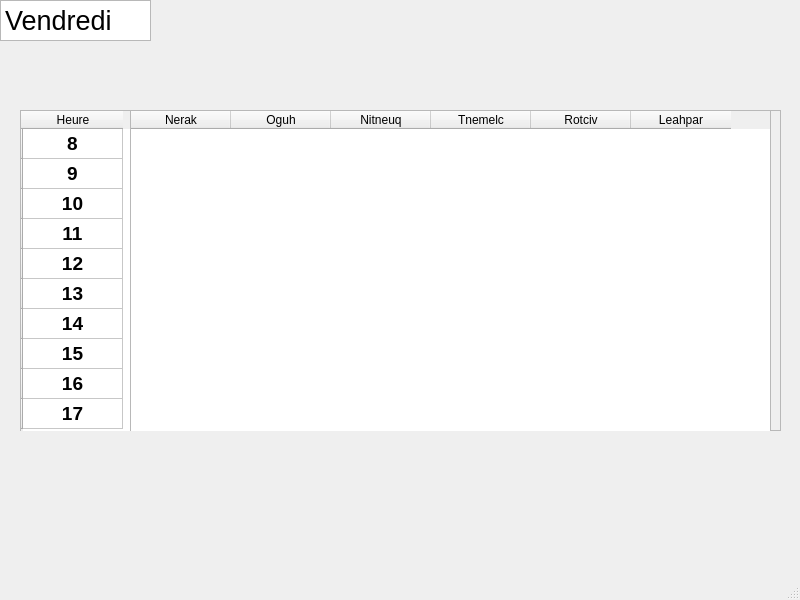
The window that Fenetres/client/agenda-vueQuotidienne.ui (H4413/SOA) describes before a commit, drawn with Qt 5.
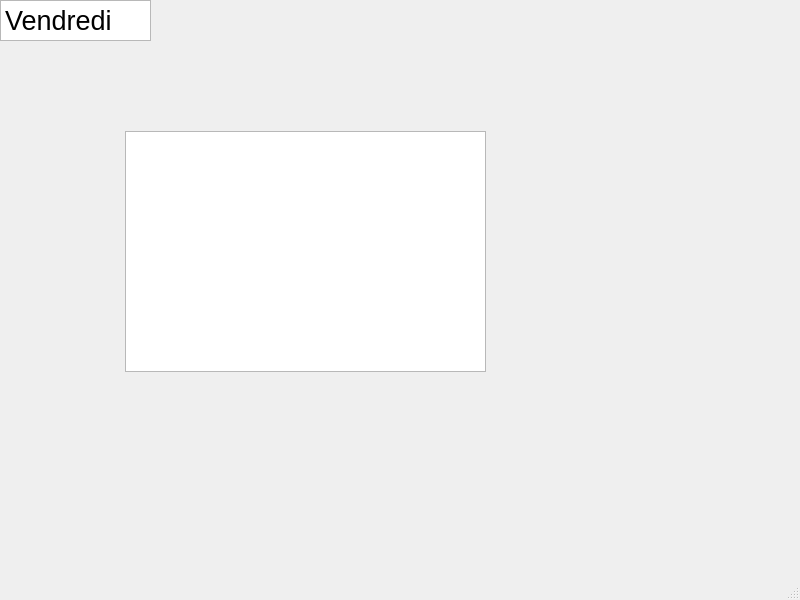
The same window after the commit.

Diff of the .ui file:
```diff
--- a/Fenetres/client/agenda-vueQuotidienne.ui
+++ b/Fenetres/client/agenda-vueQuotidienne.ui
@@ -34,276 +34,18 @@
 &lt;p style=&quot; margin-top:0px; margin-bottom:0px; margin-left:0px; margin-right:0px; -qt-block-indent:0; text-indent:0px;&quot;&gt;&lt;span style=&quot; font-size:20pt;&quot;&gt;Vendredi&lt;/span&gt;&lt;/p&gt;&lt;/body&gt;&lt;/html&gt;</string>
     </property>
    </widget>
-   <widget class="QFrame" name="frame">
+   <widget class="QGraphicsView" name="graphicsView">
     <property name="geometry">
      <rect>
-      <x>20</x>
-      <y>110</y>
-      <width>761</width>
-      <height>321</height>
+      <x>125</x>
+      <y>131</y>
+      <width>361</width>
+      <height>241</height>
      </rect>
     </property>
-    <property name="frameShape">
-     <enum>QFrame::StyledPanel</enum>
+    <property name="autoFillBackground">
+     <bool>true</bool>
     </property>
-    <property name="frameShadow">
-     <enum>QFrame::Raised</enum>
-    </property>
-    <widget class="QTableWidget" name="tableWidget">
-     <property name="geometry">
-      <rect>
-       <x>0</x>
-       <y>0</y>
-       <width>121</width>
-       <height>331</height>
-      </rect>
-     </property>
-     <row>
-      <property name="text">
-       <string/>
-      </property>
-     </row>
-     <row>
-      <property name="text">
-       <string/>
-      </property>
-     </row>
-     <row>
-      <property name="text">
-       <string/>
-      </property>
-     </row>
-     <row>
-      <property name="text">
-       <string/>
-      </property>
-     </row>
-     <row>
-      <property name="text">
-       <string/>
-      </property>
-     </row>
-     <row>
-      <property name="text">
-       <string/>
-      </property>
-     </row>
-     <row>
-      <property name="text">
-       <string/>
-      </property>
-     </row>
-     <row>
-      <property name="text">
-       <string/>
-      </property>
-     </row>
-     <row>
-      <property name="text">
-       <string/>
-      </property>
-     </row>
-     <row>
-      <property name="text">
-       <string/>
-      </property>
-     </row>
-     <column>
-      <property name="text">
-       <string>Heure</string>
-      </property>
-     </column>
-     <item row="0" column="0">
-      <property name="text">
-       <string>8</string>
-      </property>
-      <property name="font">
-       <font>
-        <pointsize>14</pointsize>
-        <weight>75</weight>
-        <bold>true</bold>
-       </font>
-      </property>
-      <property name="textAlignment">
-       <set>AlignHCenter|AlignVCenter|AlignCenter</set>
-      </property>
-     </item>
-     <item row="1" column="0">
-      <property name="text">
-       <string>9</string>
-      </property>
-      <property name="font">
-       <font>
-        <pointsize>14</pointsize>
-        <weight>75</weight>
-        <bold>true</bold>
-       </font>
-      </property>
-      <property name="textAlignment">
-       <set>AlignHCenter|AlignVCenter|AlignCenter</set>
-      </property>
-     </item>
-     <item row="2" column="0">
-      <property name="text">
-       <string>10</string>
-      </property>
-      <property name="font">
-       <font>
-        <pointsize>14</pointsize>
-        <weight>75</weight>
-        <bold>true</bold>
-       </font>
-      </property>
-      <property name="textAlignment">
-       <set>AlignHCenter|AlignVCenter|AlignCenter</set>
-      </property>
-     </item>
-     <item row="3" column="0">
-      <property name="text">
-       <string>11</string>
-      </property>
-      <property name="font">
-       <font>
-        <pointsize>14</pointsize>
-        <weight>75</weight>
-        <bold>true</bold>
-       </font>
-      </property>
-      <property name="textAlignment">
-       <set>AlignHCenter|AlignVCenter|AlignCenter</set>
-      </property>
-     </item>
-     <item row="4" column="0">
-      <property name="text">
-       <string>12</string>
-      </property>
-      <property name="font">
-       <font>
-        <pointsize>14</pointsize>
-        <weight>75</weight>
-        <bold>true</bold>
-       </font>
-      </property>
-      <property name="textAlignment">
-       <set>AlignHCenter|AlignVCenter|AlignCenter</set>
-      </property>
-     </item>
-     <item row="5" column="0">
-      <property name="text">
-       <string>13</string>
-      </property>
-      <property name="font">
-       <font>
-        <pointsize>14</pointsize>
-        <weight>75</weight>
-        <bold>true</bold>
-       </font>
-      </property>
-      <property name="textAlignment">
-       <set>AlignHCenter|AlignVCenter|AlignCenter</set>
-      </property>
-     </item>
-     <item row="6" column="0">
-      <property name="text">
-       <string>14</string>
-      </property>
-      <property name="font">
-       <font>
-        <pointsize>14</pointsize>
-        <weight>75</weight>
-        <bold>true</bold>
-       </font>
-      </property>
-      <property name="textAlignment">
-       <set>AlignHCenter|AlignVCenter|AlignCenter</set>
-      </property>
-     </item>
-     <item row="7" column="0">
-      <property name="text">
-       <string>15</string>
-      </property>
-      <property name="font">
-       <font>
-        <pointsize>14</pointsize>
-        <weight>75</weight>
-        <bold>true</bold>
-       </font>
-      </property>
-      <property name="textAlignment">
-       <set>AlignHCenter|AlignVCenter|AlignCenter</set>
-      </property>
-     </item>
-     <item row="8" column="0">
-      <property name="text">
-       <string>16</string>
-      </property>
-      <property name="font">
-       <font>
-        <pointsize>14</pointsize>
-        <weight>75</weight>
-        <bold>true</bold>
-       </font>
-      </property>
-      <property name="textAlignment">
-       <set>AlignHCenter|AlignVCenter|AlignCenter</set>
-      </property>
-     </item>
-     <item row="9" column="0">
-      <property name="text">
-       <string>17</string>
-      </property>
-      <property name="font">
-       <font>
-        <pointsize>14</pointsize>
-        <weight>75</weight>
-        <bold>true</bold>
-       </font>
-      </property>
-      <property name="textAlignment">
-       <set>AlignHCenter|AlignVCenter|AlignCenter</set>
-      </property>
-     </item>
-    </widget>
-    <widget class="QTableWidget" name="tableWidget_2">
-     <property name="geometry">
-      <rect>
-       <x>110</x>
-       <y>0</y>
-       <width>641</width>
-       <height>331</height>
-      </rect>
-     </property>
-     <column>
-      <property name="text">
-       <string>Nerak</string>
-      </property>
-     </column>
-     <column>
-      <property name="text">
-       <string>Oguh</string>
-      </property>
-     </column>
-     <column>
-      <property name="text">
-       <string>Nitneuq</string>
-      </property>
-     </column>
-     <column>
-      <property name="text">
-       <string>Tnemelc</string>
-      </property>
-     </column>
-     <column>
-      <property name="text">
-       <string>Rotciv</string>
-      </property>
-     </column>
-     <column>
-      <property name="text">
-       <string>Leahpar</string>
-      </property>
-     </column>
-    </widget>
    </widget>
   </widget>
   <widget class="QMenuBar" name="menubar">
```
